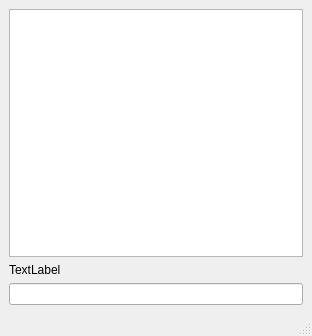
Before: the Qt Designer form gui.ui in Apazidii/Hangul_tutor, drawn with Qt 5.
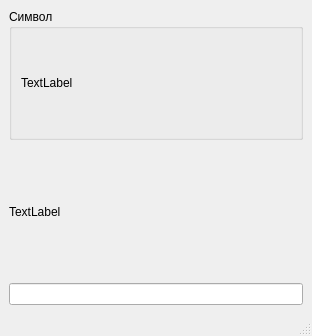
After: the same form once the commit is applied.

Diff of the .ui file:
```diff
--- a/gui.ui
+++ b/gui.ui
@@ -16,10 +16,23 @@
   <widget class="QWidget" name="centralwidget">
    <layout class="QVBoxLayout" name="verticalLayout">
     <item>
-     <widget class="QTextBrowser" name="textBrowser"/>
+     <widget class="QGroupBox" name="groupBox">
+      <property name="title">
+       <string>Символ</string>
+      </property>
+      <layout class="QVBoxLayout" name="verticalLayout_2">
+       <item>
+        <widget class="QLabel" name="label">
+         <property name="text">
+          <string>TextLabel</string>
+         </property>
+        </widget>
+       </item>
+      </layout>
+     </widget>
     </item>
     <item>
-     <widget class="QLabel" name="label">
+     <widget class="QLabel" name="label_2">
       <property name="text">
        <string>TextLabel</string>
       </property>
```
